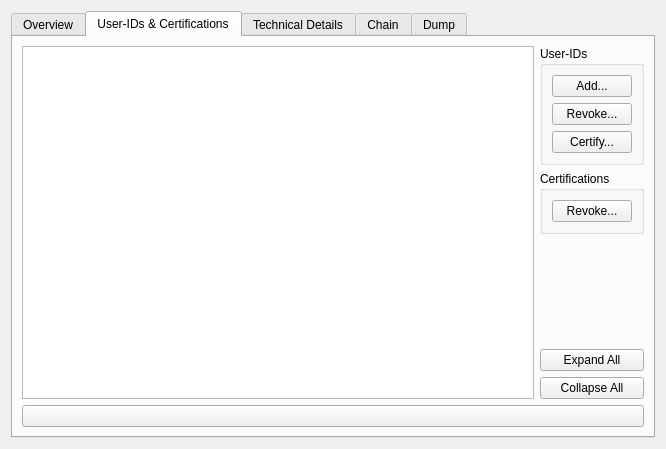
Old version of the form dialogs/certificatedetailsdialog.ui in the repository sensama/kleopatra.
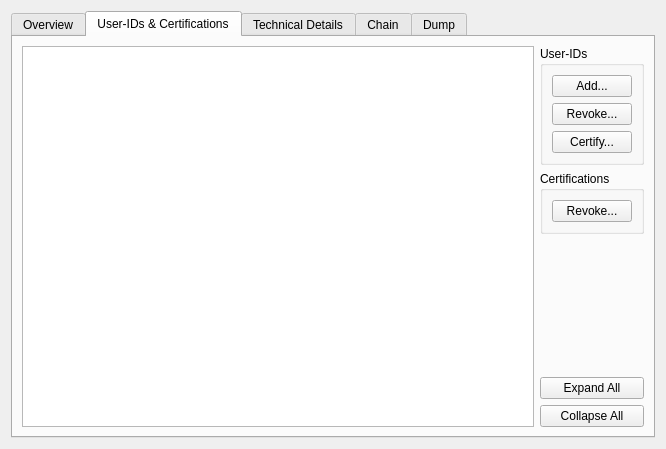
New version of the form. The open tabs and pages were chosen to show the change. Custom widgets are drawn as their Qt base class.

```diff
--- a/dialogs/certificatedetailsdialog.ui
+++ b/dialogs/certificatedetailsdialog.ui
@@ -247,16 +247,6 @@
          </item>
         </layout>
        </item>
-       <item>
-        <widget class="QPushButton" name="showCertificationsPB">
-         <property name="text">
-          <string/>
-         </property>
-         <property name="autoDefault">
-          <bool>false</bool>
-         </property>
-        </widget>
-       </item>
       </layout>
      </widget>
      <widget class="QWidget" name="detailsTab">
```
